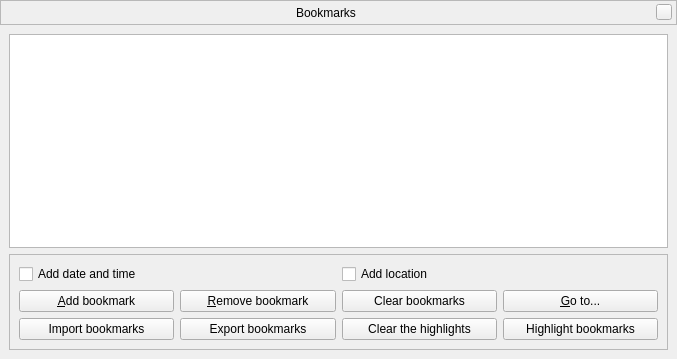
First picture: the form in src/gui/bookmarksDialog.ui, repository Stellarium/stellarium, before the edit.
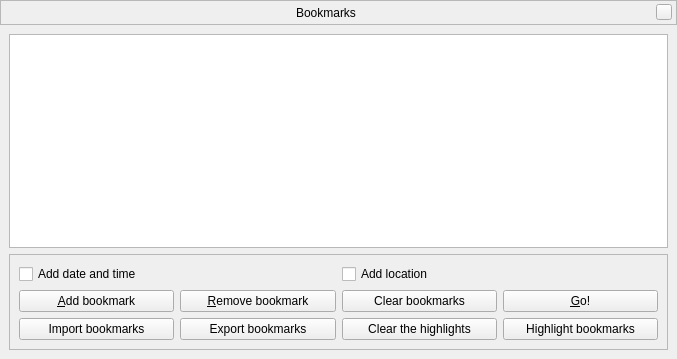
Second picture: the form after the edit. Custom widgets are drawn as their Qt base class.

Commit message:
dots are for dialog openers, not for action buttons
fixes #916

```diff
--- a/src/gui/bookmarksDialog.ui
+++ b/src/gui/bookmarksDialog.ui
@@ -192,7 +192,7 @@
            <item>
             <widget class="QPushButton" name="goToButton">
              <property name="text">
-              <string>&amp;Go to...</string>
+              <string>&amp;Go!</string>
              </property>
             </widget>
            </item>
```
